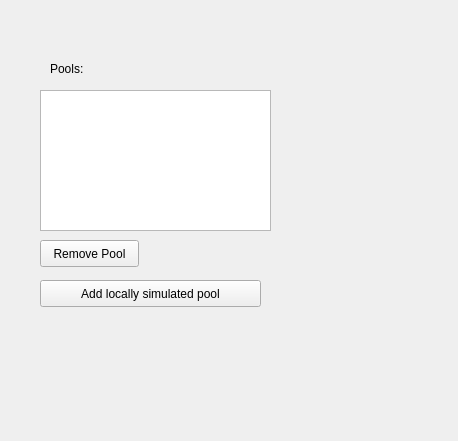
The window that src/gui/widgets/btcpoolmanager.ui (Open-Transactions/Moneychanger) describes before a commit, drawn with Qt 5.
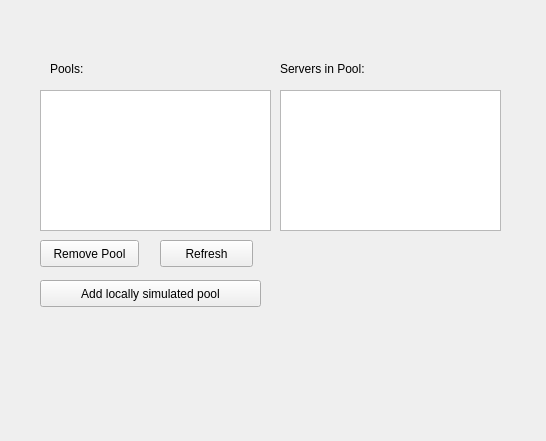
The same window after the commit.

Commit message: added windows to send bitcoin and list recent bitcoin transactions

What changed in the file:
```diff
--- a/src/gui/widgets/btcpoolmanager.ui
+++ b/src/gui/widgets/btcpoolmanager.ui
@@ -6,7 +6,7 @@
    <rect>
     <x>0</x>
     <y>0</y>
-    <width>458</width>
+    <width>546</width>
     <height>441</height>
    </rect>
   </property>
@@ -62,6 +62,55 @@
     <string>Remove Pool</string>
    </property>
   </widget>
+  <widget class="QPushButton" name="buttonRefreshPools">
+   <property name="geometry">
+    <rect>
+     <x>160</x>
+     <y>240</y>
+     <width>93</width>
+     <height>27</height>
+    </rect>
+   </property>
+   <property name="text">
+    <string>Refresh</string>
+   </property>
+  </widget>
+  <widget class="QListWidget" name="listServers">
+   <property name="geometry">
+    <rect>
+     <x>280</x>
+     <y>90</y>
+     <width>221</width>
+     <height>141</height>
+    </rect>
+   </property>
+  </widget>
+  <widget class="QLabel" name="labelServers">
+   <property name="geometry">
+    <rect>
+     <x>280</x>
+     <y>60</y>
+     <width>101</width>
+     <height>17</height>
+    </rect>
+   </property>
+   <property name="text">
+    <string>Servers in Pool:</string>
+   </property>
+  </widget>
+  <widget class="QLabel" name="labelPoolname">
+   <property name="geometry">
+    <rect>
+     <x>390</x>
+     <y>60</y>
+     <width>151</width>
+     <height>20</height>
+    </rect>
+   </property>
+   <property name="text">
+    <string/>
+   </property>
+  </widget>
  </widget>
  <resources/>
  <connections/>
```
Left out of the diff: 8 changed lines with no effect on the pictures. The commit also changes 25 other files.
